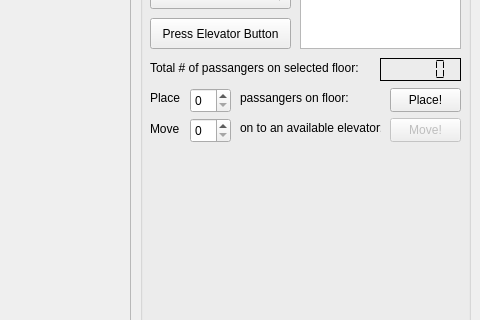
This is mainwindow.ui in Entropy675/QtElevatorSimulation as Qt 5 draws it before an edit; both pictures show x 640 to 1120 and y 131 to 451 of the 1120 by 777 pixel window. The edited form follows.
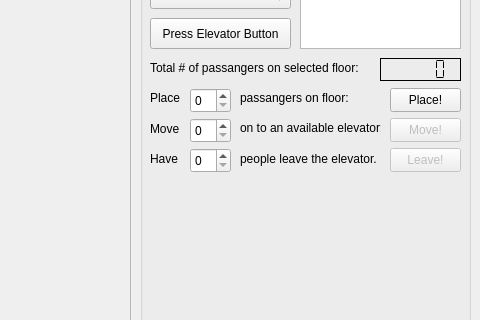
This is the edited form.

Commit message: Added a bunch of QoL improvements and a function elevator movement coloring

The edit to the form file:
```diff
--- a/mainwindow.ui
+++ b/mainwindow.ui
@@ -267,6 +267,58 @@
       <string>Move!</string>
      </property>
     </widget>
+    <widget class="QLabel" name="label_9">
+     <property name="geometry">
+      <rect>
+       <x>100</x>
+       <y>260</y>
+       <width>141</width>
+       <height>21</height>
+      </rect>
+     </property>
+     <property name="text">
+      <string>people leave the elevator.</string>
+     </property>
+    </widget>
+    <widget class="QSpinBox" name="spinBoxLeaveElevator">
+     <property name="geometry">
+      <rect>
+       <x>50</x>
+       <y>260</y>
+       <width>41</width>
+       <height>25</height>
+      </rect>
+     </property>
+    </widget>
+    <widget class="QLabel" name="label_10">
+     <property name="geometry">
+      <rect>
+       <x>10</x>
+       <y>260</y>
+       <width>31</width>
+       <height>21</height>
+      </rect>
+     </property>
+     <property name="text">
+      <string>Have</string>
+     </property>
+    </widget>
+    <widget class="QPushButton" name="pushButton">
+     <property name="enabled">
+      <bool>false</bool>
+     </property>
+     <property name="geometry">
+      <rect>
+       <x>250</x>
+       <y>260</y>
+       <width>71</width>
+       <height>24</height>
+      </rect>
+     </property>
+     <property name="text">
+      <string>Leave!</string>
+     </property>
+    </widget>
    </widget>
    <widget class="QScrollArea" name="elevatorScrollArea">
     <property name="geometry">
```
The commit also changes 6 other files.
